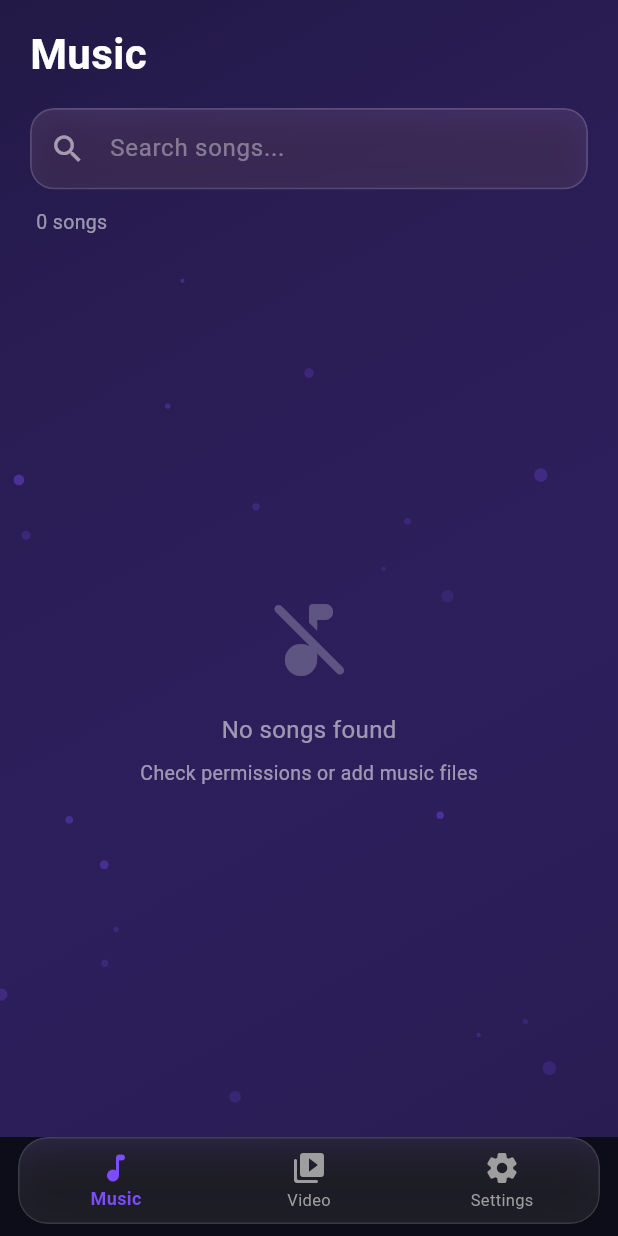
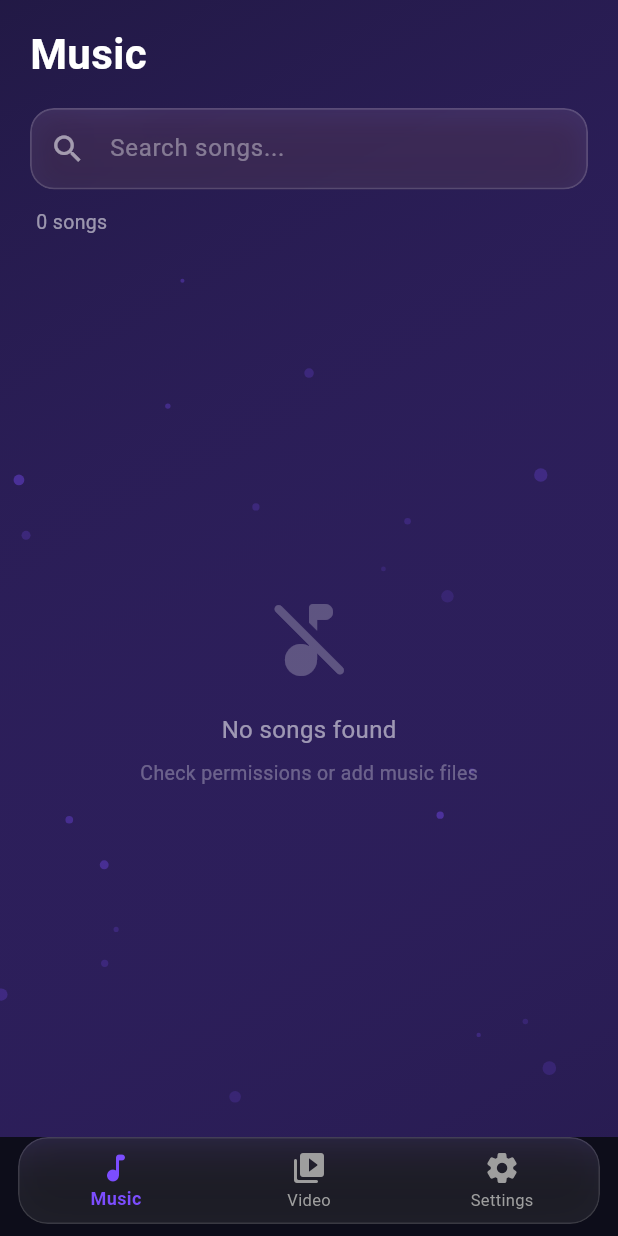
Before and after one commit to rexban18/uv-player, a Flutter app: the screen it shows after launch, on a phone screen of 412 x 824 dp. Run offline on Flutter 3.47's test engine with Material 3 defaults, Android fonts, the light colour scheme and no system bars; our stand-ins replace just_audio, permission_handler, shared_preferences; missing offline and left inert: media_kit, media_kit_video.

Commit message:
fix: resolve analyze errors
- Fix Colors.black30 → Colors.black26
- Fix Video name conflict (media_kit_video hide Video)
- Fix Player stream getters (player.stream.playing etc)
- Fix CardThemeData → CardTheme
- Remove unused imports
- Add asset directories with .gitkeep

```diff
--- a/lib/screens/music_tab.dart
+++ b/lib/screens/music_tab.dart
@@ -114,7 +114,7 @@ class MusicTab extends StatelessWidget {
                             Text(
                               'Check permissions or add music files',
                               style: TextStyle(
-                                color: isDark ? Colors.white30 : Colors.black30,
+                                color: isDark ? Colors.white30 : Colors.black26,
                                 fontSize: 13,
                               ),
                             ),
--- a/lib/screens/now_playing_screen.dart
+++ b/lib/screens/now_playing_screen.dart
@@ -4,7 +4,6 @@ import 'package:flutter/material.dart';
 import 'package:provider/provider.dart';
 import '../providers/music_provider.dart';
 import '../services/audio_player_service.dart';
-import '../widgets/audio_visualizer.dart';
 
 class NowPlayingScreen extends StatelessWidget {
   const NowPlayingScreen({super.key});
--- a/lib/screens/playlist_screen.dart
+++ b/lib/screens/playlist_screen.dart
@@ -1,7 +1,6 @@
 import 'package:flutter/material.dart';
 import 'package:provider/provider.dart';
 import '../providers/playlist_provider.dart';
-import '../providers/music_provider.dart';
 import '../models/playlist.dart';
 import '../widgets/glass_card.dart';
 
@@ -55,7 +54,7 @@ class PlaylistScreen extends StatelessWidget {
                   Text(
                     'Tap + to create one',
                     style: TextStyle(
-                      color: isDark ? Colors.white30 : Colors.black30,
+                      color: isDark ? Colors.white30 : Colors.black26,
                       fontSize: 13,
                     ),
                   ),
--- a/lib/theme/app_theme.dart
+++ b/lib/theme/app_theme.dart
@@ -26,7 +26,7 @@ class AppTheme {
         secondary: accent.withOpacity(0.7),
         surface: Colors.white.withOpacity(0.7),
       ),
-      cardTheme: CardThemeData(
+      cardTheme: CardTheme(
         color: Colors.white.withOpacity(0.5),
         elevation: 0,
         shape: RoundedRectangleBorder(
@@ -74,7 +74,7 @@ class AppTheme {
         secondary: accent.withOpacity(0.7),
         surface: Colors.white.withOpacity(0.08),
       ),
-      cardTheme: CardThemeData(
+      cardTheme: CardTheme(
         color: Colors.white.withOpacity(0.08),
         elevation: 0,
         shape: RoundedRectangleBorder(
```
Also changed, not shown: lib/screens/video_player_screen.dart (+5 -6 lines), 2 other files.
